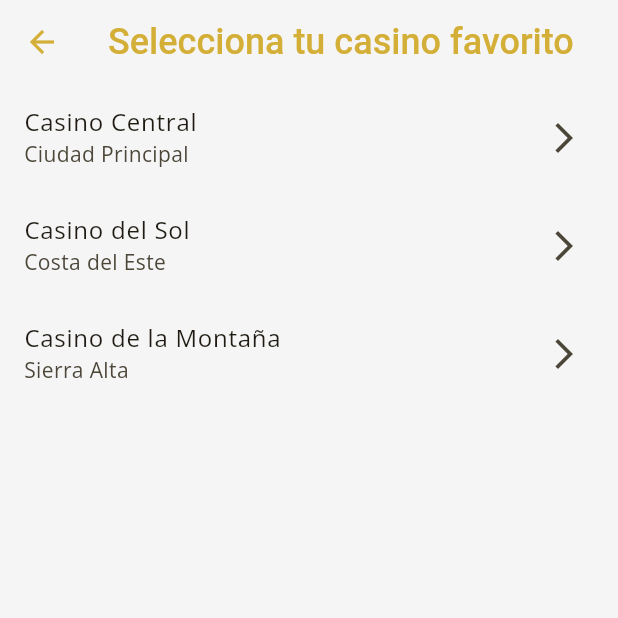
After one commit to shaklinedj/DreamsClub, a Flutter app: the CasinoListScreen screen opened directly, on a phone screen of 412 x 824 dp, the top half of it. The commit adds this screen. Run offline on Flutter 3.47's test engine with Material 3 defaults, Android fonts, the phone set to English and light mode, and no system bars; our stand-ins replace flutter_riverpod, geolocator, go_router, google_fonts, shared_preferences; accounts and stored records are empty; project files that could hold a hidden picture were left out.

Commit message:
feat: Implementar selección y gestión de casino favorito

```diff
--- /dev/null
+++ b/lib/data/casino_data.dart
@@ -0,0 +1,29 @@
+
+import '../models/casino.dart';
+
+final List<Casino> casinos = [
+  Casino(
+    id: 1,
+    name: 'Casino Central',
+    location: 'Ciudad Principal',
+    imageUrl: 'https://images.unsplash.com/photo-1556742502-ec7c0e9f34b1?w=500&h=500&fit=crop',
+    latitude: 40.7128,
+    longitude: -74.0060,
+  ),
+  Casino(
+    id: 2,
+    name: 'Casino del Sol',
+    location: 'Costa del Este',
+    imageUrl: 'https://images.unsplash.com/photo-1597656364964-b09a844a6f23?w=500&h=500&fit=crop',
+    latitude: 34.0522,
+    longitude: -118.2437,
+  ),
+  Casino(
+    id: 3,
+    name: 'Casino de la Montaña',
+    location: 'Sierra Alta',
+    imageUrl: 'https://images.unsplash.com/photo-1537783962635-1c392c943f3b?w=500&h=500&fit=crop',
+    latitude: 39.7392,
+    longitude: -104.9903,
+  ),
+];
--- a/lib/screens/casino_detail_screen.dart
+++ b/lib/screens/casino_detail_screen.dart
@@ -41,6 +41,13 @@ class CasinoDetailScreen extends ConsumerWidget {
                 pinned: true,
                 stretch: true,
                 backgroundColor: Theme.of(context).scaffoldBackgroundColor,
+                actions: [
+                  IconButton(
+                    icon: const Icon(Icons.casino),
+                    tooltip: 'Cambiar de casino',
+                    onPressed: () => context.go('/casinos'),
+                  ),
+                ],
                 flexibleSpace: FlexibleSpaceBar(
                   centerTitle: true,
                   titlePadding: const EdgeInsets.symmetric(horizontal: 48.0, vertical: 12.0),
--- /dev/null
+++ b/lib/screens/casino_list_screen.dart
@@ -0,0 +1,40 @@
+
+import 'package:flutter/material.dart';
+import 'package:go_router/go_router.dart';
+import 'package:shared_preferences/shared_preferences.dart';
+import '../models/casino.dart';
+import '../data/casino_data.dart'; // Importa la lista de casinos
+
+class CasinoListScreen extends StatelessWidget {
+  const CasinoListScreen({super.key});
+
+  Future<void> _setFavoriteAndNavigate(BuildContext context, Casino casino) async {
+    final prefs = await SharedPreferences.getInstance();
+    await prefs.setInt('favoriteCasino', casino.id);
+
+    if (context.mounted) {
+      context.go('/casino/${casino.id}');
+    }
+  }
+
+  @override
+  Widget build(BuildContext context) {
+    return Scaffold(
+      appBar: AppBar(
+        title: const Text('Selecciona tu casino favorito'),
+      ),
+      body: ListView.builder(
+        itemCount: casinos.length,
+        itemBuilder: (context, index) {
+          final casino = casinos[index];
+          return ListTile(
+            title: Text(casino.name),
+            subtitle: Text(casino.location),
+            trailing: const Icon(Icons.arrow_forward_ios),
+            onTap: () => _setFavoriteAndNavigate(context, casino),
+          );
+        },
+      ),
+    );
+  }
+}
```
Also changed, not shown: lib/screens/splash_screen.dart (+18 -37 lines).
